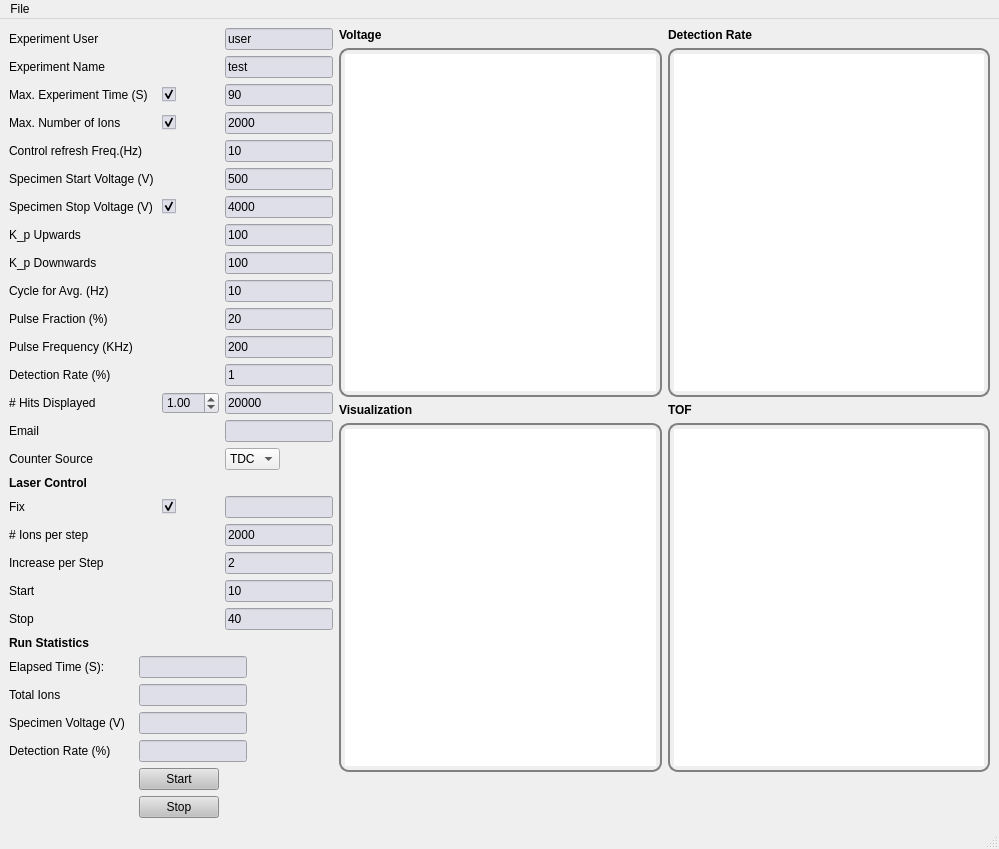
Qt form pyccapt/files/gui_simple_layout.ui (mmonajem/pyoxcart) before a commit.
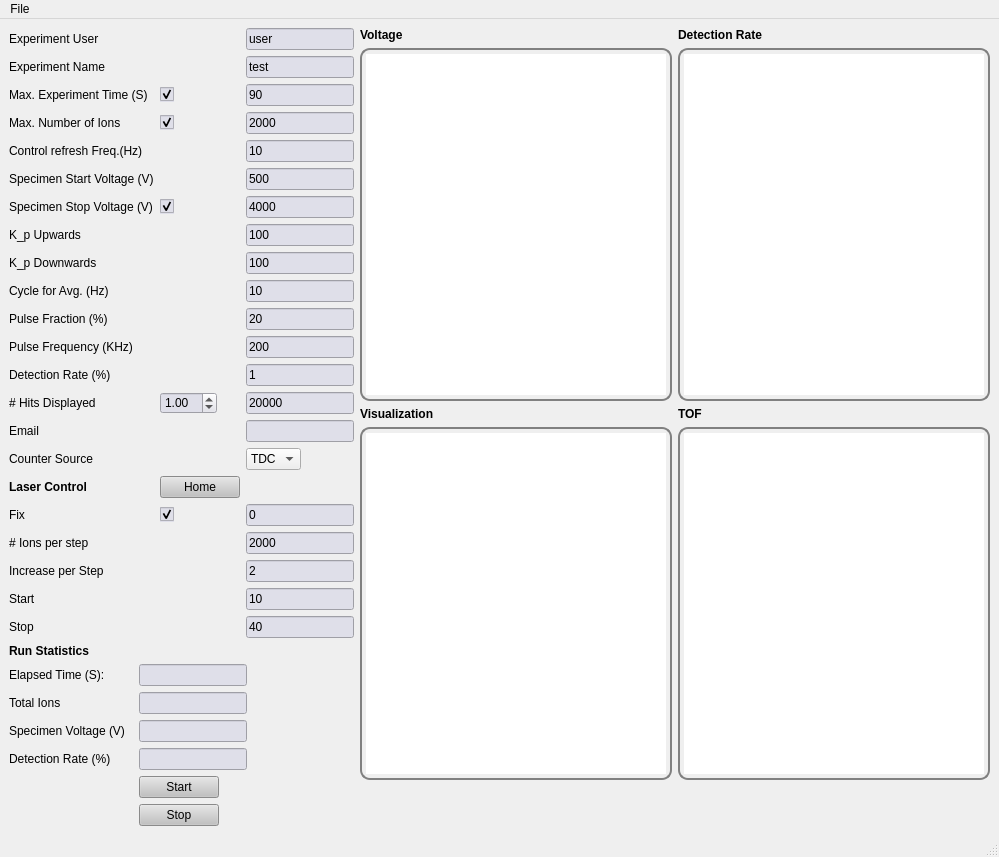
The same form after that commit.

Commit message: laser extra home bottom

The edit to the form file:
```diff
--- a/pyccapt/files/gui_simple_layout.ui
+++ b/pyccapt/files/gui_simple_layout.ui
@@ -684,7 +684,7 @@
 }</string>
         </property>
         <property name="text">
-         <string/>
+         <string>0</string>
         </property>
        </widget>
       </item>
@@ -991,6 +991,24 @@
         </property>
        </widget>
       </item>
+      <item row="16" column="2">
+       <widget class="QPushButton" name="home_motor">
+        <property name="sizePolicy">
+         <sizepolicy hsizetype="Fixed" vsizetype="Fixed">
+          <horstretch>0</horstretch>
+          <verstretch>0</verstretch>
+         </sizepolicy>
+        </property>
+        <property name="styleSheet">
+         <string notr="true">QPushButton{
+background: rgb(193, 193, 193)
+}</string>
+        </property>
+        <property name="text">
+         <string>Home</string>
+        </property>
+       </widget>
+      </item>
      </layout>
     </item>
     <item row="0" column="1">
```
The commit also changes 6 other files.
